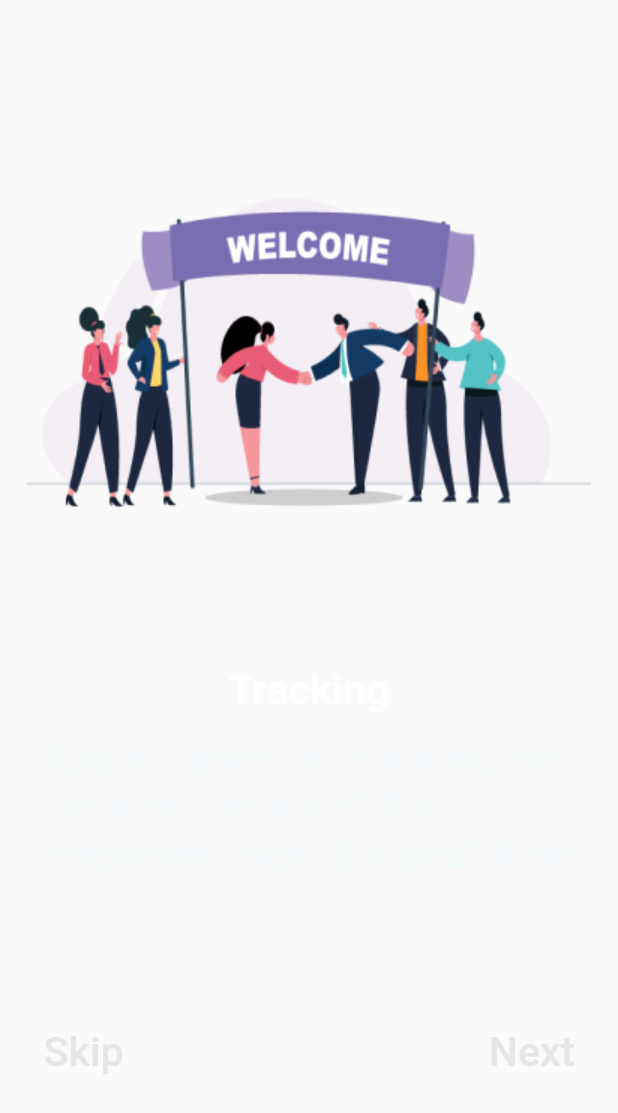
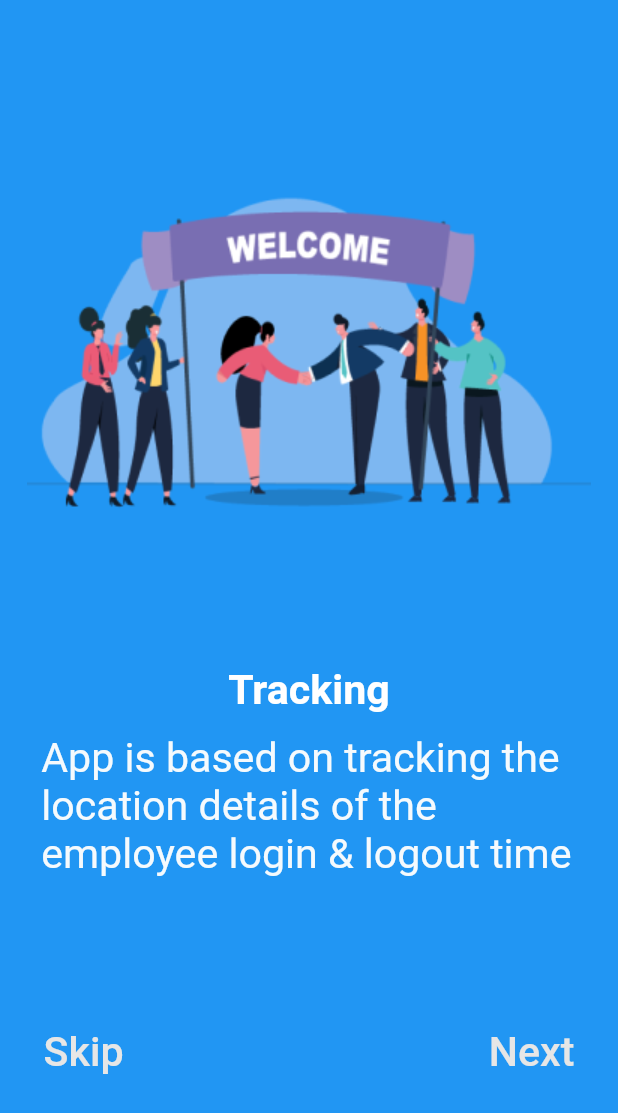
Before and after one commit to op0318/ats_beta, a Flutter app: the Page2 screen opened directly, after a tap on "Skip", on a phone screen of 412 x 824 dp. Shown: the top 1113 px of the screen. Run offline on Flutter 3.47's test engine with Material 2 defaults, Android fonts, the phone set to English and light mode, and no system bars.

Commit message:
adding the colors to the container

```diff
--- a/lib/Screens/Homescreen.dart
+++ b/lib/Screens/Homescreen.dart
@@ -44,6 +44,7 @@ class _Page1State extends State<Page1> {
     double Width = MediaQuery.of(context).size.width;
     return Scaffold(
         body:Container(
+          color: Colors.blue,
       child: Column(
         mainAxisAlignment: MainAxisAlignment.center,
         children:  [
@@ -99,6 +100,7 @@ class _Page2State extends State<Page2> {
     double Width = MediaQuery.of(context).size.width;
     return Scaffold(
         body:Container(
+          color: Colors.blue,
         child: Column(
         children:  [
           Padding(
@@ -155,6 +157,7 @@ class _Page3State extends State<Page3> {
     double Width = MediaQuery.of(context).size.width;
     return  Scaffold(
      body: Container(
+       color: Colors.blue,
       child: Column(
         mainAxisAlignment:  MainAxisAlignment.center,
         children:  [
```
